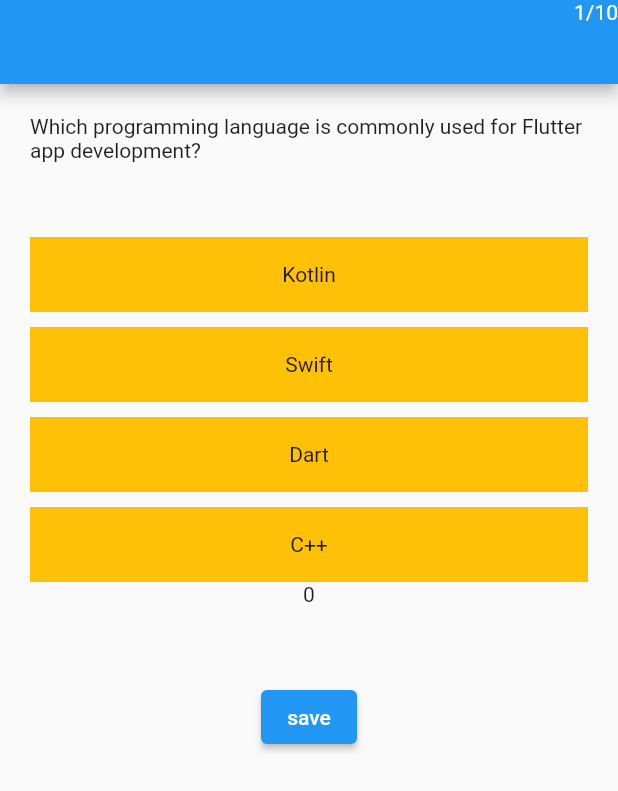
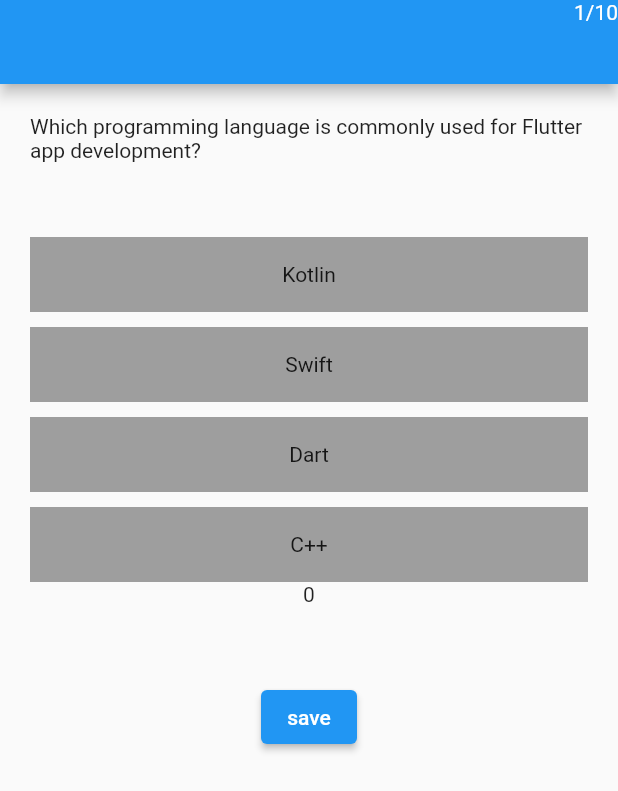
Before and after one commit to userabhirami/quiz_app, a Flutter app: the screen it shows after launch, on a phone screen of 412 x 824 dp. Shown: the top 791 px of the screen. Run offline on Flutter 3.47's test engine with Material 2 defaults, Android fonts, the phone set to English and light mode, and no system bars.

Commit message:
second commit

```diff
--- a/lib/view/homepage.dart/homepage.dart
+++ b/lib/view/homepage.dart/homepage.dart
@@ -51,7 +51,7 @@
                             ? checkvalue == DataBase.myData[value]['answer']
                                 ? Colors.green
                                 : Colors.red
-                            : Colors.amber,
+                            : Colors.grey,
                         child: Center(
                             child:
                                 Text(DataBase.myData[value]['options'][index])),
```
